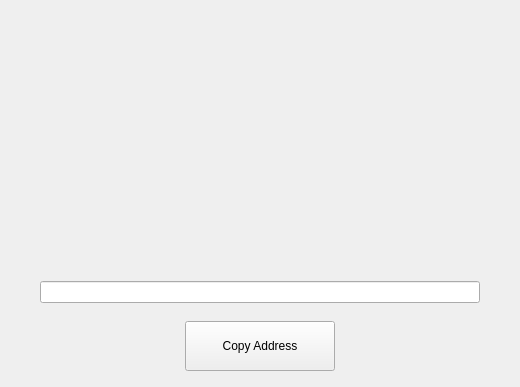
The window that src/qt/forms/receivetokenpage.ui (qtumproject/qtum) describes before a commit, drawn with Qt 5.
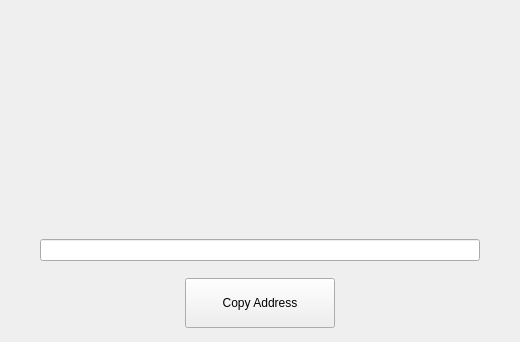
The same window after the commit.

The edit to the form file:
```diff
--- a/src/qt/forms/receivetokenpage.ui
+++ b/src/qt/forms/receivetokenpage.ui
@@ -10,7 +10,7 @@
     <x>0</x>
     <y>0</y>
     <width>520</width>
-    <height>387</height>
+    <height>342</height>
    </rect>
   </property>
   <property name="windowTitle">
@@ -29,14 +29,14 @@
       <widget class="QLabel" name="lblQRCode">
        <property name="minimumSize">
         <size>
-         <width>240</width>
-         <height>260</height>
+         <width>200</width>
+         <height>220</height>
         </size>
        </property>
        <property name="maximumSize">
         <size>
-         <width>240</width>
-         <height>260</height>
+         <width>200</width>
+         <height>220</height>
         </size>
        </property>
        <property name="text">
```
